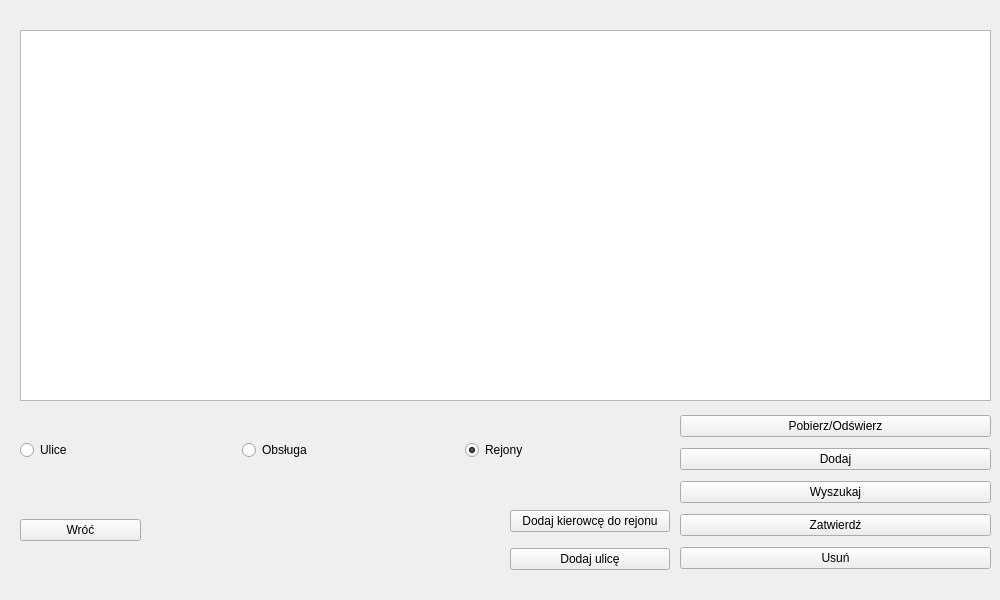
The window that przegladarkiRozlaczne/rejony.ui (margap1998/Bazy-danych-taxi) describes before a commit, drawn with Qt 5.
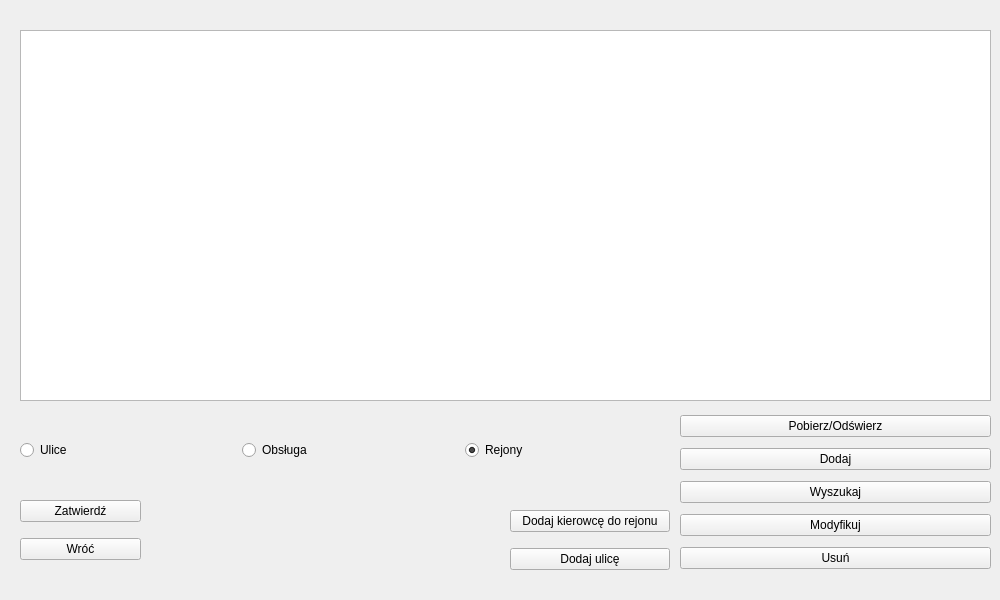
The same window after the commit.

The edit to the form file:
```diff
--- a/przegladarkiRozlaczne/rejony.ui
+++ b/przegladarkiRozlaczne/rejony.ui
@@ -35,6 +35,13 @@
     </rect>
    </property>
    <layout class="QVBoxLayout" name="verticalLayout_3">
+    <item>
+     <widget class="QPushButton" name="ZatwierdzButton_2">
+      <property name="text">
+       <string>Zatwierdź</string>
+      </property>
+     </widget>
+    </item>
     <item>
      <widget class="QPushButton" name="WrocButton_2">
       <property name="text">
@@ -86,9 +93,9 @@
      </widget>
     </item>
     <item>
-     <widget class="QPushButton" name="ZatwierdzButton_2">
+     <widget class="QPushButton" name="modyfikuj">
       <property name="text">
-       <string>Zatwierdź</string>
+       <string>Modyfikuj</string>
       </property>
      </widget>
     </item>
```
